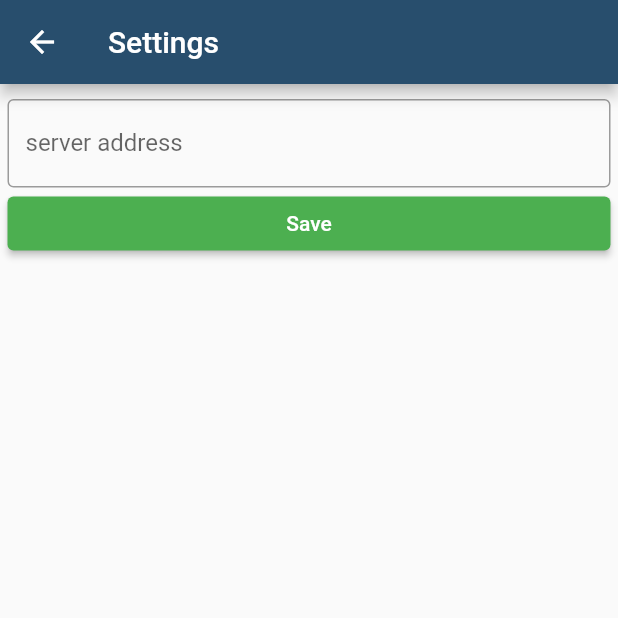
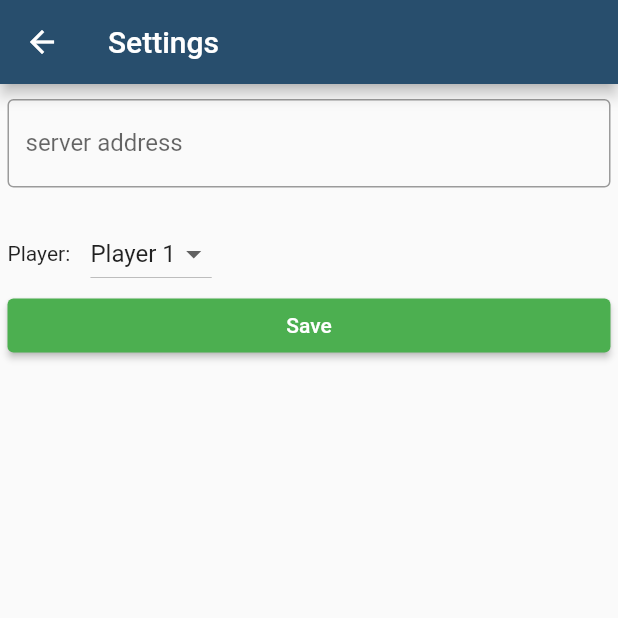
Before and after one commit to InformatikPGWV/game_app, a Flutter app: the SettingsScreen screen opened by its route, after a tap on "Save", on a phone screen of 412 x 824 dp, the top half of it. Run offline on Flutter 3.47's test engine with Material 2 defaults, Android fonts, the phone set to English and light mode, and no system bars; our stand-ins replace auto_size_text, google_fonts, shared_preferences; accounts and stored records are empty.

Commit message:
added basic Player Selection

```diff
--- a/lib/main.dart
+++ b/lib/main.dart
@@ -14,10 +14,12 @@ void main() {
     MultiProvider(
       providers: [
         Provider<WsConnection>(
-          create: (_) =>
-              WsConnection("ws://s1.astrago.de:6969"), //Official Server
+          create: (_) => WsConnection("ws://s1.astrago.de:6969"), //Official Server
           // create: (_) => WsConnection("ws://[::1]:6969"), //Localhost
         ),
+        // Provider<Player>(
+        //   create: (_) => Player.player1,
+        // ),
       ],
       child: MyApp(),
     ),
--- a/lib/src/pong_game_screen/pong_game_screen.dart
+++ b/lib/src/pong_game_screen/pong_game_screen.dart
@@ -1,6 +1,11 @@
 import 'package:flutter/material.dart';
 import 'package:game_app/src/ws_handeling/ws_connection.dart';
 import 'package:provider/provider.dart';
+import 'package:shared_preferences/shared_preferences.dart';
+
+// TODO:
+//
+// - Write WebSockets Connection
 
 class PongGameScreen extends StatefulWidget {
   const PongGameScreen({Key? key}) : super(key: key);
@@ -14,7 +19,23 @@ class PongGameScreen extends StatefulWidget {
 class _PongGameScreenState extends State<PongGameScreen> {
   late var ws = context.read<WsConnection>();
 
-  String player = "clientP1";
+  late String player;
+
+  @override
+  void initState() {
+    super.initState();
+    getPlayer();
+  }
+
+  void getPlayer() async {
+    var instance = await SharedPreferences.getInstance();
+    var loadedPlayer = await instance.getString("player");
+    if (loadedPlayer == "player1" || loadedPlayer == "player2") {
+      player = loadedPlayer!;
+    } else {
+      player = "player1";
+    }
+  }
 
   // --------------------
 
@@ -27,6 +48,7 @@ class _PongGameScreenState extends State<PongGameScreen> {
         "action": "upPressed",
       }
     };
+    print(player);
   }
 
   void upReleased() {}
--- a/lib/src/settings_screen/settings_screen.dart
+++ b/lib/src/settings_screen/settings_screen.dart
@@ -1,5 +1,11 @@
 import 'package:flutter/material.dart';
+import 'package:game_app/main.dart';
 import 'package:shared_preferences/shared_preferences.dart';
+
+enum Player {
+  player1,
+  player2,
+}
 
 class SettingsScreen extends StatefulWidget {
   const SettingsScreen({Key? key}) : super(key: key);
@@ -11,17 +17,34 @@ class SettingsScreen extends StatefulWidget {
 
 class _SettingsScreenState extends State<SettingsScreen> {
   TextEditingController _serverAddressController = TextEditingController();
+  var _dropdownValue = Player.player1;
 
   void _saveSettings() async {
     var prefs = await SharedPreferences.getInstance();
     await prefs.setString("serverAddress", _serverAddressController.text);
+
+    if (_dropdownValue == Player.player1) {
+      await prefs.setString("player", "player1");
+    } else if (_dropdownValue == Player.player2) {
+      await prefs.setString("player", "player2");
+    }
   }
 
   void _loadSettings() async {
     var prefs = await SharedPreferences.getInstance();
-    var _serverAddress = await prefs.getString("serverAddress") ?? "";
+    var _serverAddressLocal = await prefs.getString("serverAddress") ?? "";
+    var _dropdownValueLocal = await prefs.getString("player") ?? "";
+
+    if (_dropdownValueLocal == "player1") {
+      _dropdownValue = Player.player1;
+    } else if (_dropdownValueLocal == "player2") {
+      _dropdownValue = Player.player2;
+    } else {
+      _dropdownValue = Player.player1;
+    }
+
     setState(() {
-      _serverAddressController.text = _serverAddress;
+      _serverAddressController.text = _serverAddressLocal;
     });
   }
 
@@ -57,6 +80,40 @@ class _SettingsScreenState extends State<SettingsScreen> {
                   _saveSettings();
                 },
               ),
+              Padding(
+                padding: const EdgeInsets.only(top: 20),
+                child: Row(
+                  mainAxisAlignment: MainAxisAlignment.start,
+                  crossAxisAlignment: CrossAxisAlignment.center,
+                  children: [
+                    Text(
+                      "Player: ",
+                    ),
+                    Padding(
+                      padding: EdgeInsets.only(left: 10),
+                      child: DropdownButton(
+                        value: _dropdownValue,
+                        items: [
+                          DropdownMenuItem(
+                            child: Text("Player 1"),
+                            value: Player.player1,
+                          ),
+                          DropdownMenuItem(
+                            child: Text("Player 2"),
+                            value: Player.player2,
+                          ),
+                        ],
+                        onChanged: (Player? newValue) {
+                          setState(() {
+                            _dropdownValue = newValue ?? Player.player1;
+                          });
+                          _saveSettings();
+                        },
+                      ),
+                    ),
+                  ],
+                ),
+              ),
               SizedBox(
                 width: double.infinity,
                 child: ElevatedButton(
```
